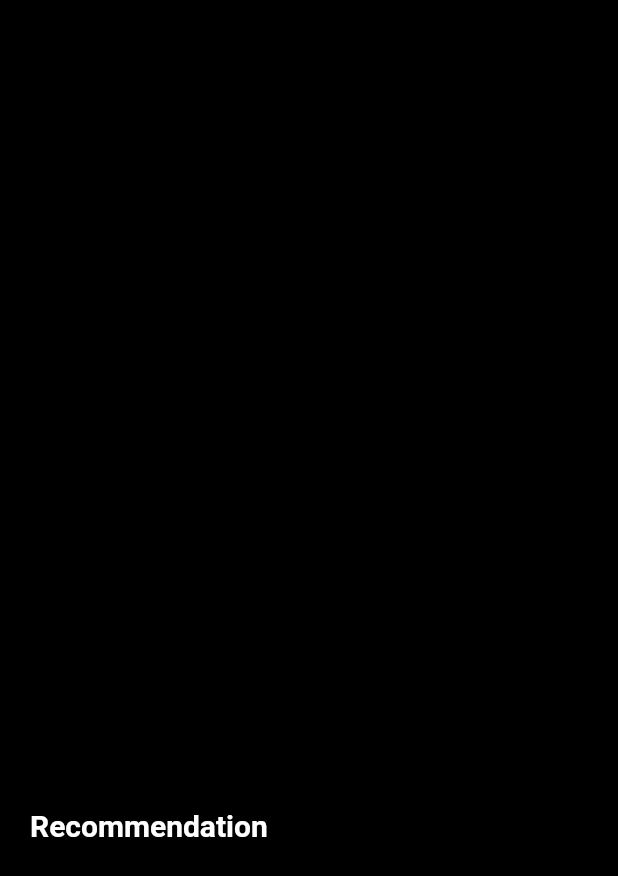
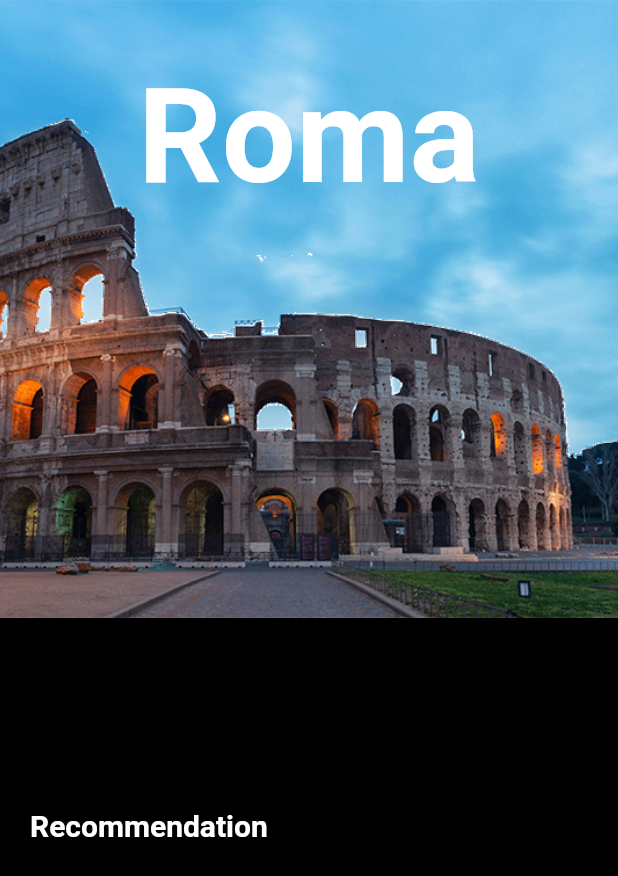
Before and after one commit to manofi21/flutter_animation_fake_travel_apps, a Flutter app: the screen it shows after launch, on a phone screen of 412 x 824 dp. Shown: the top 876 px of the screen. Run offline on Flutter 3.47's test engine with Material 2 defaults, Android fonts, the phone set to English and light mode, and no system bars.

Commit message:
create header image view

```diff
--- a/lib/view/travel_photo_details.dart
+++ b/lib/view/travel_photo_details.dart
@@ -1,7 +1,7 @@
 import 'package:flutter/material.dart';
 import 'package:travel_guide_apps_animation/model/travel_photo.dart';
 
-class TravelPhotoDetails extends StatelessWidget {
+class TravelPhotoDetails extends StatefulWidget {
   const TravelPhotoDetails({
     Key? key,
     required this.travelPhoto,
@@ -9,7 +9,72 @@ class TravelPhotoDetails extends StatelessWidget {
   final TravelPhoto travelPhoto;
 
   @override
+  State<TravelPhotoDetails> createState() => _TravelPhotoDetailsState();
+}
+
+class _TravelPhotoDetailsState extends State<TravelPhotoDetails>
+    with SingleTickerProviderStateMixin {
+  late AnimationController _controller;
+  final _movement = -100.0;
+  @override
+  void initState() {
+    super.initState();
+    _controller = AnimationController(
+      vsync: this,
+      duration: const Duration(seconds: 10),
+    );
+
+    _controller.repeat(reverse: true);
+  }
+
+  @override
+  void dispose() {
+    _controller.dispose();
+    super.dispose();
+  }
+
+  @override
   Widget build(BuildContext context) {
-    return Container();
+    return AnimatedBuilder(
+      animation: _controller,
+      builder: (context, _) {
+        return Stack(
+          fit: StackFit.expand,
+          children: [
+            Positioned.fill(
+              left: _movement * _controller.value,
+              right: _movement * (1 - _controller.value),
+              child: Image.asset(
+                widget.travelPhoto.backImage,
+                fit: BoxFit.cover,
+              ),
+            ),
+            Positioned(
+              top: 40,
+              left: 10,
+              right: 10,
+              height: 100,
+              child: FittedBox(
+                child: Text(
+                  widget.travelPhoto.name,
+                  style: const TextStyle(
+                    fontWeight: FontWeight.bold,
+                    color: Colors.white,
+                  ),
+                ),
+              ),
+            ),
+            Positioned.fill(
+              left: _movement * _controller.value,
+              right: _movement * (1 - _controller.value),
+              child: Image.asset(
+                widget.travelPhoto.frontImage,
+                fit: BoxFit.cover,
+              ),
+            )
+          ],
+        );
+      },
+    );
   }
 }
```
